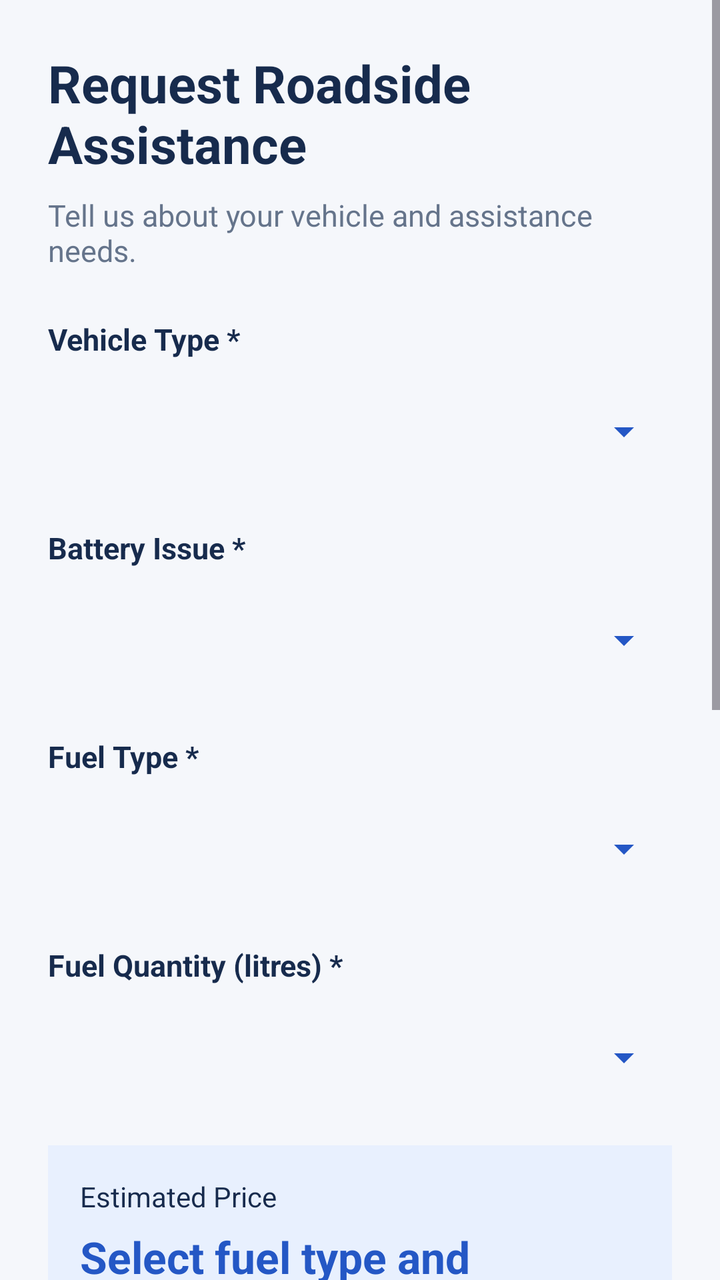
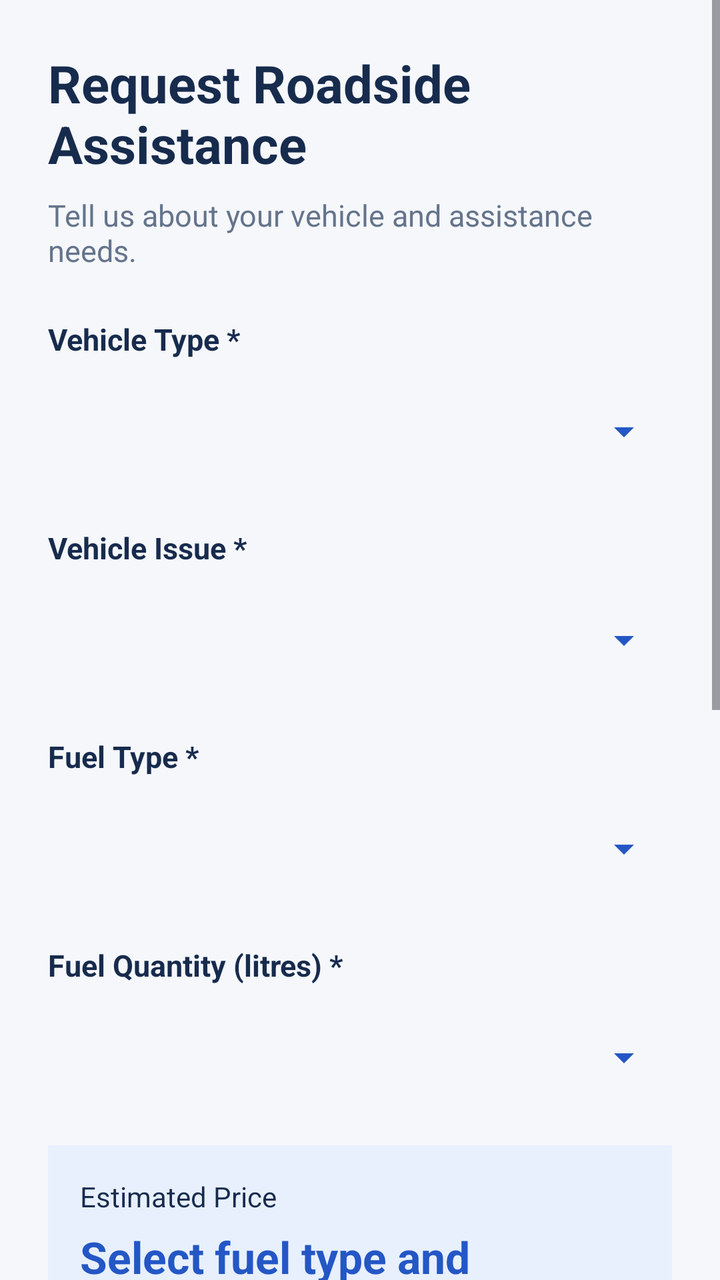

Two renders of the same Android screen: before a commit and after it. Below are the layout's source before the change and the commit's diff.
<!-- AndroidManifest.xml: application theme Theme.RoadsideAssistance -->
<!-- res/layout/activity_battery_help.xml -->
<?xml version="1.0" encoding="utf-8"?>
<ScrollView xmlns:android="http://schemas.android.com/apk/res/android"
    android:layout_width="match_parent"
    android:layout_height="match_parent"
    android:background="#F5F7FB"
    android:fillViewport="true"
    android:clipToPadding="false">

    <LinearLayout
        android:layout_width="match_parent"
        android:layout_height="wrap_content"
        android:orientation="vertical"
        android:padding="24dp">

        
        <TextView
            android:layout_width="match_parent"
            android:layout_height="wrap_content"
            android:text="Request Roadside Assistance"
            android:textColor="#172B4D"
            android:textSize="26sp"
            android:textStyle="bold" />

        <TextView
            android:layout_width="match_parent"
            android:layout_height="wrap_content"
            android:layout_marginTop="8dp"
            android:layout_marginBottom="24dp"
            android:text="Tell us about your vehicle and assistance needs."
            android:textColor="#65748B"
            android:textSize="15sp" />

        
        <TextView
            android:layout_width="match_parent"
            android:layout_height="wrap_content"
            android:text="Vehicle Type *"
            android:textColor="#172B4D"
            android:textSize="15sp"
            android:textStyle="bold" />

        <Spinner
            android:id="@+id/spVehicleType"
            android:layout_width="match_parent"
            android:layout_height="56dp"
            android:layout_marginTop="8dp"
            android:paddingStart="12dp"
            android:paddingEnd="12dp"
            android:backgroundTint="#2457C5" />

        
        <TextView
            android:layout_width="match_parent"
            android:layout_height="wrap_content"
            android:layout_marginTop="20dp"
            android:text="Battery Issue *"
            android:textColor="#172B4D"
            android:textSize="15sp"
            android:textStyle="bold" />

        <Spinner
            android:id="@+id/spBatteryIssue"
            android:layout_width="match_parent"
            android:layout_height="56dp"
            android:layout_marginTop="8dp"
            android:paddingStart="12dp"
            android:paddingEnd="12dp"
            android:backgroundTint="#2457C5" />

        
        <TextView
            android:layout_width="match_parent"
            android:layout_height="wrap_content"
            android:layout_marginTop="20dp"
            android:text="Fuel Type *"
            android:textColor="#172B4D"
            android:textSize="15sp"
            android:textStyle="bold" />

        <Spinner
            android:id="@+id/spFuelType"
            android:layout_width="match_parent"
            android:layout_height="56dp"
            android:layout_marginTop="8dp"
            android:paddingStart="12dp"
            android:paddingEnd="12dp"
            android:backgroundTint="#2457C5" />

        
        <TextView
            android:id="@+id/tvFuelQuantityLabel"
            android:layout_width="match_parent"
            android:layout_height="wrap_content"
            android:layout_marginTop="20dp"
            android:text="Fuel Quantity (litres) *"
            android:textColor="#172B4D"
            android:textSize="15sp"
            android:textStyle="bold" />

        <Spinner
            android:id="@+id/spFuelQuantity"
            android:layout_width="match_parent"
            android:layout_height="56dp"
            android:layout_marginTop="8dp"
            android:paddingStart="12dp"
            android:paddingEnd="12dp"
            android:backgroundTint="#2457C5" />

        
        <LinearLayout
            android:layout_width="match_parent"
            android:layout_height="wrap_content"
            android:layout_marginTop="16dp"
            android:orientation="vertical"
            android:padding="16dp"
            android:background="#E8F0FE">

            <TextView
                android:layout_width="match_parent"
                android:layout_height="wrap_content"
                android:text="Estimated Price"
                android:textColor="#172B4D"
                android:textSize="14sp" />

            <TextView
                android:id="@+id/tvEstimatedPrice"
                android:layout_width="match_parent"
                android:layout_height="wrap_content"
                android:layout_marginTop="6dp"
                android:text="Select fuel type and quantity"
                android:textColor="#2457C5"
                android:textSize="22sp"
                android:textStyle="bold" />

            <TextView
                android:id="@+id/tvPriceNote"
                android:layout_width="match_parent"
                android:layout_height="wrap_content"
                android:layout_marginTop="6dp"
                android:text="Illustrative rates only. Final charges may vary."
                android:textColor="#65748B"
                android:textSize="12sp" />

        </LinearLayout>

        
        <TextView
            android:layout_width="match_parent"
            android:layout_height="wrap_content"
            android:layout_marginTop="20dp"
            android:text="Your Location *"
            android:textColor="#172B4D"
            android:textSize="15sp"
            android:textStyle="bold" />

        <EditText
            android:id="@+id/etBatteryLocation"
            android:layout_width="match_parent"
            android:layout_height="wrap_content"
            android:minHeight="56dp"
            android:layout_marginTop="8dp"
            android:backgroundTint="#2457C5"
            android:hint="Enter address or nearby landmark"
            android:inputType="textPostalAddress"
            android:padding="14dp"
            android:textColor="#172B4D"
            android:textColorHint="#8995A8" />

        
        <TextView
            android:layout_width="match_parent"
            android:layout_height="wrap_content"
            android:layout_marginTop="20dp"
            android:text="Additional Details (Optional)"
            android:textColor="#172B4D"
            android:textSize="15sp"
            android:textStyle="bold" />

        <EditText
            android:id="@+id/etBatteryDescription"
            android:layout_width="match_parent"
            android:layout_height="wrap_content"
            android:minHeight="110dp"
            android:layout_marginTop="8dp"
            android:backgroundTint="#2457C5"
            android:gravity="top|start"
            android:hint="Describe your battery or assistance needs..."
            android:inputType="textMultiLine|textCapSentences"
            android:padding="14dp"
            android:textColor="#172B4D"
            android:textColorHint="#8995A8" />

        
        <TextView
            android:id="@+id/tvBatteryMessage"
            android:layout_width="match_parent"
            android:layout_height="wrap_content"
            android:layout_marginTop="12dp"
            android:textColor="#C62828"
            android:textSize="14sp" />

        
        <Button
            android:id="@+id/btnSubmitBatteryRequest"
            android:layout_width="match_parent"
            android:layout_height="56dp"
            android:layout_marginTop="20dp"
            android:layout_marginBottom="12dp"
            android:backgroundTint="#2457C5"
            android:text="Submit Request"
            android:textAllCaps="false"
            android:textColor="#FFFFFF"
            android:textSize="16sp"
            android:textStyle="bold" />

        
        <TextView
            android:layout_width="match_parent"
            android:layout_height="wrap_content"
            android:layout_marginTop="8dp"
            android:gravity="center"
            android:text="You can edit or cancel your request before a technician is assigned."
            android:textColor="#65748B"
            android:textSize="13sp" />

    </LinearLayout>
</ScrollView>
<!-- resources referenced by this layout -->
<resources>
  <style name="Theme.RoadsideAssistance" parent="Base.Theme.RoadsideAssistance" />
  <style name="Base.Theme.RoadsideAssistance" parent="Theme.Material3.DayNight.NoActionBar">
          
          
      </style>
</resources>

<!-- the commit's change to res/layout/activity_battery_help.xml (unified diff, before → after) -->
@@ -53,7 +53,7 @@
             android:layout_width="match_parent"
             android:layout_height="wrap_content"
             android:layout_marginTop="20dp"
-            android:text="Battery Issue *"
+            android:text="Vehicle Issue *"
             android:textColor="#172B4D"
             android:textSize="15sp"
             android:textStyle="bold" />
@@ -184,7 +184,7 @@
             android:layout_marginTop="8dp"
             android:backgroundTint="#2457C5"
             android:gravity="top|start"
-            android:hint="Describe your battery or assistance needs..."
+            android:hint="Describe your vehicle problem, symptoms or assistance needs..."
             android:inputType="textMultiLine|textCapSentences"
             android:padding="14dp"
             android:textColor="#172B4D"
